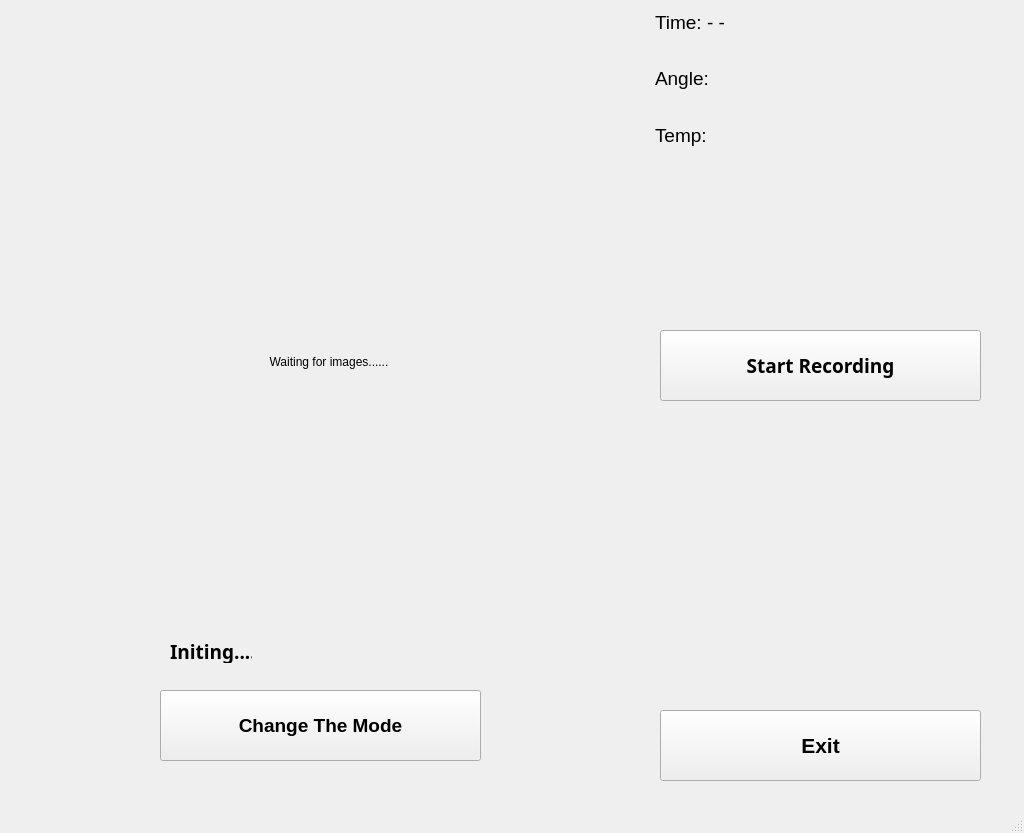
Above: QTViewer/mainwindow.ui from daijiaweicb/Outdoor-Photography-Helmet-with-Physical-Condition-Monitoring before the change. Below: the same form after it.
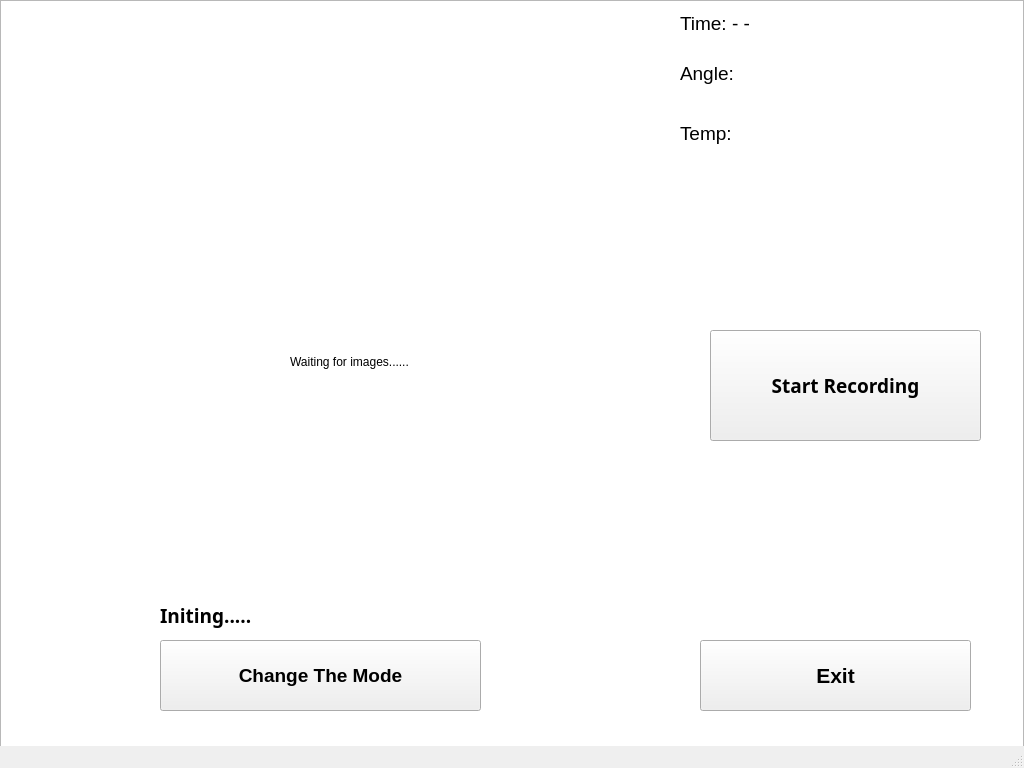
That is the form after the change.

Commit message: Add background to QT interface

Diff of the .ui file:
```diff
--- a/QTViewer/mainwindow.ui
+++ b/QTViewer/mainwindow.ui
@@ -7,7 +7,7 @@
     <x>0</x>
     <y>0</y>
     <width>1024</width>
-    <height>833</height>
+    <height>768</height>
    </rect>
   </property>
   <property name="windowTitle">
@@ -17,9 +17,9 @@
    <widget class="QLabel" name="label_time">
     <property name="geometry">
      <rect>
-      <x>655</x>
-      <y>9</y>
-      <width>72</width>
+      <x>680</x>
+      <y>10</y>
+      <width>291</width>
       <height>26</height>
      </rect>
     </property>
@@ -38,7 +38,7 @@
      <rect>
       <x>9</x>
       <y>122</y>
-      <width>640</width>
+      <width>681</width>
       <height>480</height>
      </rect>
     </property>
@@ -66,10 +66,10 @@
    <widget class="QLabel" name="label_status">
     <property name="geometry">
      <rect>
-      <x>170</x>
-      <y>640</y>
-      <width>82</width>
-      <height>23</height>
+      <x>160</x>
+      <y>600</y>
+      <width>391</width>
+      <height>31</height>
      </rect>
     </property>
     <property name="font">
@@ -93,7 +93,7 @@
     <property name="geometry">
      <rect>
       <x>160</x>
-      <y>690</y>
+      <y>640</y>
       <width>321</width>
       <height>71</height>
      </rect>
@@ -112,10 +112,10 @@
    <widget class="QPushButton" name="btn_record">
     <property name="geometry">
      <rect>
-      <x>660</x>
+      <x>710</x>
       <y>330</y>
-      <width>321</width>
-      <height>71</height>
+      <width>271</width>
+      <height>111</height>
      </rect>
     </property>
     <property name="font">
@@ -132,9 +132,9 @@
    <widget class="QPushButton" name="Exit">
     <property name="geometry">
      <rect>
-      <x>660</x>
-      <y>710</y>
-      <width>321</width>
+      <x>700</x>
+      <y>640</y>
+      <width>271</width>
       <height>71</height>
      </rect>
     </property>
@@ -156,8 +156,8 @@
    <widget class="QLabel" name="label_fati">
     <property name="geometry">
      <rect>
-      <x>9</x>
-      <y>9</y>
+      <x>10</x>
+      <y>40</y>
       <width>640</width>
       <height>50</height>
      </rect>
@@ -182,9 +182,9 @@
    <widget class="QLabel" name="label_angle">
     <property name="geometry">
      <rect>
-      <x>655</x>
-      <y>65</y>
-      <width>57</width>
+      <x>680</x>
+      <y>60</y>
+      <width>321</width>
       <height>26</height>
      </rect>
     </property>
@@ -201,9 +201,9 @@
    <widget class="QLabel" name="label_temp">
     <property name="geometry">
      <rect>
-      <x>655</x>
-      <y>122</y>
-      <width>60</width>
+      <x>680</x>
+      <y>120</y>
+      <width>291</width>
       <height>26</height>
      </rect>
     </property>
@@ -217,6 +217,26 @@
      <string>Temp: </string>
     </property>
    </widget>
+   <widget class="QListView" name="listView">
+    <property name="geometry">
+     <rect>
+      <x>0</x>
+      <y>0</y>
+      <width>1024</width>
+      <height>768</height>
+     </rect>
+    </property>
+   </widget>
+   <zorder>listView</zorder>
+   <zorder>label_time</zorder>
+   <zorder>label_video</zorder>
+   <zorder>label_status</zorder>
+   <zorder>ChangeMode</zorder>
+   <zorder>btn_record</zorder>
+   <zorder>Exit</zorder>
+   <zorder>label_fati</zorder>
+   <zorder>label_angle</zorder>
+   <zorder>label_temp</zorder>
   </widget>
   <widget class="QMenuBar" name="menubar">
    <property name="geometry">
```
The commit also changes 1 other file.
